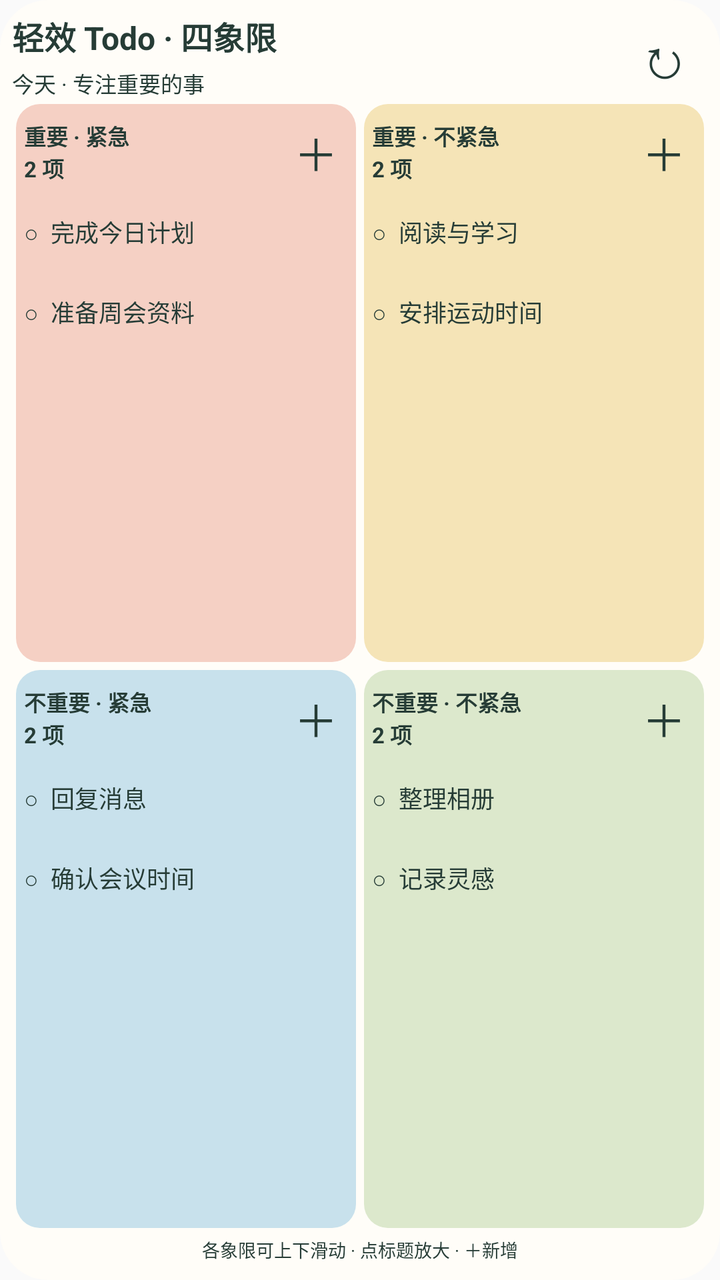
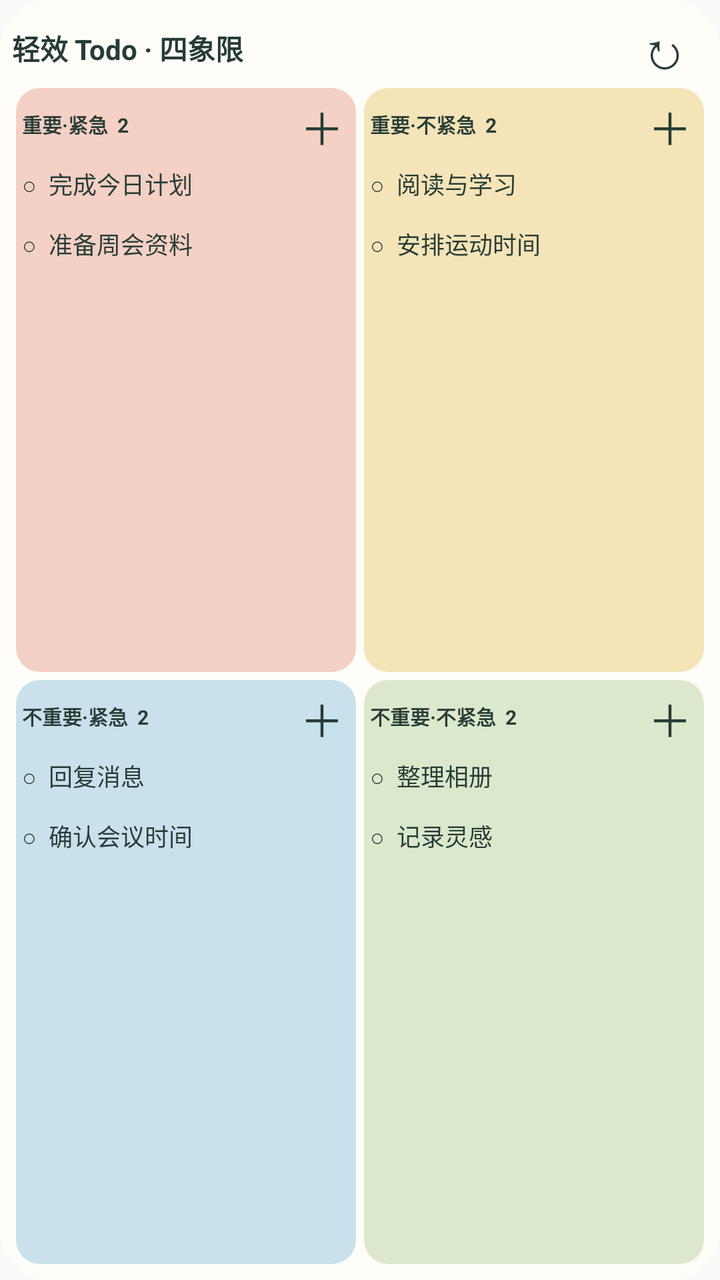

Two renders of the same Android screen: before a commit and after it. Below are the layout's source before the change and the commit's diff.
<!-- AndroidManifest.xml: application theme android:Theme.Material.Light.NoActionBar -->
<!-- res/layout/widget_preview.xml -->
<LinearLayout xmlns:android="http://schemas.android.com/apk/res/android" android:id="@+id/widget_root" android:layout_width="match_parent" android:layout_height="match_parent" android:orientation="vertical" android:background="@drawable/widget_bg" android:padding="6dp">
 <LinearLayout android:layout_width="match_parent" android:layout_height="44dp" android:orientation="horizontal" android:gravity="center_vertical">
  <LinearLayout android:id="@+id/widget_title" android:layout_width="0dp" android:layout_weight="1" android:layout_height="match_parent" android:orientation="vertical" android:gravity="center_vertical" android:contentDescription="打开轻效 Todo 四象限">
   <TextView android:layout_width="match_parent" android:layout_height="wrap_content" android:text="轻效 Todo · 四象限" android:textSize="16sp" android:textStyle="bold" android:textColor="#263C36" android:includeFontPadding="false"/>
   <TextView android:id="@+id/widget_date" android:layout_width="match_parent" android:layout_height="wrap_content" android:layout_marginTop="4dp" android:text="今天 · 专注重要的事" android:textSize="11sp" android:textColor="#263C36" android:includeFontPadding="false"/>
  </LinearLayout>
  <TextView android:id="@+id/widget_refresh" android:layout_width="44dp" android:layout_height="44dp" android:gravity="center" android:text="↻" android:textSize="28sp" android:contentDescription="刷新本机事项" android:textColor="#263C36" android:includeFontPadding="false"/>
 </LinearLayout>
 <TextView android:id="@+id/widget_notice" android:layout_width="match_parent" android:layout_height="0dp" android:layout_weight="1" android:gravity="center" android:visibility="gone" android:textSize="16sp" android:textColor="#263C36" android:includeFontPadding="false"/>
 <LinearLayout android:id="@+id/widget_matrix" android:layout_width="match_parent" android:layout_height="0dp" android:layout_weight="1" android:orientation="vertical">
<LinearLayout android:layout_width="match_parent" android:layout_height="0dp" android:layout_weight="1" android:orientation="horizontal"><LinearLayout android:layout_width="0dp" android:layout_weight="1" android:layout_height="match_parent" android:layout_margin="2dp" android:padding="4dp" android:orientation="vertical" android:background="@drawable/widget_q0">
 <LinearLayout android:layout_width="match_parent" android:layout_height="40dp" android:orientation="horizontal" android:gravity="center_vertical">
  <TextView android:id="@+id/head0" android:layout_width="0dp" android:layout_weight="1" android:layout_height="match_parent" android:gravity="center_vertical" android:text="重要 · 紧急&#10;2 项" android:textSize="11sp" android:textStyle="bold" android:maxLines="2" android:ellipsize="end" android:contentDescription="展开重要 · 紧急" android:textColor="#263C36" android:includeFontPadding="false"/>
  <TextView android:id="@+id/add0" android:layout_width="32dp" android:layout_height="match_parent" android:gravity="center" android:text="＋" android:textSize="22sp" android:contentDescription="在重要 · 紧急添加事项" android:textColor="#263C36" android:includeFontPadding="false"/>
 </LinearLayout><TextView android:layout_width="match_parent" android:layout_height="40dp" android:gravity="center_vertical" android:text="○  完成今日计划" android:textSize="12sp" android:textColor="#263C36" android:includeFontPadding="false"/><TextView android:layout_width="match_parent" android:layout_height="40dp" android:gravity="center_vertical" android:text="○  准备周会资料" android:textSize="12sp" android:textColor="#263C36" android:includeFontPadding="false"/></LinearLayout><LinearLayout android:layout_width="0dp" android:layout_weight="1" android:layout_height="match_parent" android:layout_margin="2dp" android:padding="4dp" android:orientation="vertical" android:background="@drawable/widget_q1">
 <LinearLayout android:layout_width="match_parent" android:layout_height="40dp" android:orientation="horizontal" android:gravity="center_vertical">
  <TextView android:id="@+id/head1" android:layout_width="0dp" android:layout_weight="1" android:layout_height="match_parent" android:gravity="center_vertical" android:text="重要 · 不紧急&#10;2 项" android:textSize="11sp" android:textStyle="bold" android:maxLines="2" android:ellipsize="end" android:contentDescription="展开重要 · 不紧急" android:textColor="#263C36" android:includeFontPadding="false"/>
  <TextView android:id="@+id/add1" android:layout_width="32dp" android:layout_height="match_parent" android:gravity="center" android:text="＋" android:textSize="22sp" android:contentDescription="在重要 · 不紧急添加事项" android:textColor="#263C36" android:includeFontPadding="false"/>
 </LinearLayout><TextView android:layout_width="match_parent" android:layout_height="40dp" android:gravity="center_vertical" android:text="○  阅读与学习" android:textSize="12sp" android:textColor="#263C36" android:includeFontPadding="false"/><TextView android:layout_width="match_parent" android:layout_height="40dp" android:gravity="center_vertical" android:text="○  安排运动时间" android:textSize="12sp" android:textColor="#263C36" android:includeFontPadding="false"/></LinearLayout></LinearLayout>
<LinearLayout android:layout_width="match_parent" android:layout_height="0dp" android:layout_weight="1" android:orientation="horizontal"><LinearLayout android:layout_width="0dp" android:layout_weight="1" android:layout_height="match_parent" android:layout_margin="2dp" android:padding="4dp" android:orientation="vertical" android:background="@drawable/widget_q2">
 <LinearLayout android:layout_width="match_parent" android:layout_height="40dp" android:orientation="horizontal" android:gravity="center_vertical">
  <TextView android:id="@+id/head2" android:layout_width="0dp" android:layout_weight="1" android:layout_height="match_parent" android:gravity="center_vertical" android:text="不重要 · 紧急&#10;2 项" android:textSize="11sp" android:textStyle="bold" android:maxLines="2" android:ellipsize="end" android:contentDescription="展开不重要 · 紧急" android:textColor="#263C36" android:includeFontPadding="false"/>
  <TextView android:id="@+id/add2" android:layout_width="32dp" android:layout_height="match_parent" android:gravity="center" android:text="＋" android:textSize="22sp" android:contentDescription="在不重要 · 紧急添加事项" android:textColor="#263C36" android:includeFontPadding="false"/>
 </LinearLayout><TextView android:layout_width="match_parent" android:layout_height="40dp" android:gravity="center_vertical" android:text="○  回复消息" android:textSize="12sp" android:textColor="#263C36" android:includeFontPadding="false"/><TextView android:layout_width="match_parent" android:layout_height="40dp" android:gravity="center_vertical" android:text="○  确认会议时间" android:textSize="12sp" android:textColor="#263C36" android:includeFontPadding="false"/></LinearLayout><LinearLayout android:layout_width="0dp" android:layout_weight="1" android:layout_height="match_parent" android:layout_margin="2dp" android:padding="4dp" android:orientation="vertical" android:background="@drawable/widget_q3">
 <LinearLayout android:layout_width="match_parent" android:layout_height="40dp" android:orientation="horizontal" android:gravity="center_vertical">
  <TextView android:id="@+id/head3" android:layout_width="0dp" android:layout_weight="1" android:layout_height="match_parent" android:gravity="center_vertical" android:text="不重要 · 不紧急&#10;2 项" android:textSize="11sp" android:textStyle="bold" android:maxLines="2" android:ellipsize="end" android:contentDescription="展开不重要 · 不紧急" android:textColor="#263C36" android:includeFontPadding="false"/>
  <TextView android:id="@+id/add3" android:layout_width="32dp" android:layout_height="match_parent" android:gravity="center" android:text="＋" android:textSize="22sp" android:contentDescription="在不重要 · 不紧急添加事项" android:textColor="#263C36" android:includeFontPadding="false"/>
 </LinearLayout><TextView android:layout_width="match_parent" android:layout_height="40dp" android:gravity="center_vertical" android:text="○  整理相册" android:textSize="12sp" android:textColor="#263C36" android:includeFontPadding="false"/><TextView android:layout_width="match_parent" android:layout_height="40dp" android:gravity="center_vertical" android:text="○  记录灵感" android:textSize="12sp" android:textColor="#263C36" android:includeFontPadding="false"/></LinearLayout></LinearLayout></LinearLayout><TextView android:id="@+id/widget_hint" android:layout_width="match_parent" android:layout_height="18dp" android:gravity="center" android:text="各象限可上下滑动 · 点标题放大 · ＋新增" android:textSize="9sp" android:maxLines="1" android:textColor="#263C36" android:includeFontPadding="false"/></LinearLayout>
<!-- resources referenced by this layout -->
<resources>
  <!-- drawable widget_bg (drawable) -->
  <shape xmlns:android="http://schemas.android.com/apk/res/android"><solid android:color="#FFFDF8"/><corners android:radius="24dp"/></shape>
  <!-- drawable widget_q0 (drawable) -->
  <shape xmlns:android="http://schemas.android.com/apk/res/android"><solid android:color="#F5D0C4"/><corners android:radius="12dp"/></shape>
  <!-- drawable widget_q1 (drawable) -->
  <shape xmlns:android="http://schemas.android.com/apk/res/android"><solid android:color="#F5E4B7"/><corners android:radius="12dp"/></shape>
  <!-- drawable widget_q2 (drawable) -->
  <shape xmlns:android="http://schemas.android.com/apk/res/android"><solid android:color="#C8E1EC"/><corners android:radius="12dp"/></shape>
  <!-- drawable widget_q3 (drawable) -->
  <shape xmlns:android="http://schemas.android.com/apk/res/android"><solid android:color="#DCE8CC"/><corners android:radius="12dp"/></shape>
</resources>

<!-- the commit's change to res/layout/widget_preview.xml (unified diff, before → after) -->
@@ -1,28 +1,49 @@
 <LinearLayout xmlns:android="http://schemas.android.com/apk/res/android" android:id="@+id/widget_root" android:layout_width="match_parent" android:layout_height="match_parent" android:orientation="vertical" android:background="@drawable/widget_bg" android:padding="6dp">
- <LinearLayout android:layout_width="match_parent" android:layout_height="44dp" android:orientation="horizontal" android:gravity="center_vertical">
-  <LinearLayout android:id="@+id/widget_title" android:layout_width="0dp" android:layout_weight="1" android:layout_height="match_parent" android:orientation="vertical" android:gravity="center_vertical" android:contentDescription="打开轻效 Todo 四象限">
-   <TextView android:layout_width="match_parent" android:layout_height="wrap_content" android:text="轻效 Todo · 四象限" android:textSize="16sp" android:textStyle="bold" android:textColor="#263C36" android:includeFontPadding="false"/>
-   <TextView android:id="@+id/widget_date" android:layout_width="match_parent" android:layout_height="wrap_content" android:layout_marginTop="4dp" android:text="今天 · 专注重要的事" android:textSize="11sp" android:textColor="#263C36" android:includeFontPadding="false"/>
+ <LinearLayout android:id="@+id/widget_header" android:layout_width="match_parent" android:layout_height="wrap_content" android:minHeight="30dp" android:orientation="horizontal" android:gravity="center_vertical">
+  <LinearLayout android:id="@+id/widget_title" android:layout_width="0dp" android:layout_weight="1" android:layout_height="wrap_content" android:minHeight="36dp" android:orientation="vertical" android:gravity="center_vertical" android:contentDescription="打开轻效 Todo 四象限">
+   <TextView android:layout_width="match_parent" android:layout_height="wrap_content" android:text="轻效 Todo · 四象限" android:textSize="14sp" android:textStyle="bold" android:maxLines="1" android:ellipsize="end" android:textColor="#263C36" android:includeFontPadding="false"/>
+   <TextView android:id="@+id/widget_date" android:layout_width="match_parent" android:layout_height="wrap_content" android:layout_marginTop="4dp" android:text="今天 · 专注重要的事" android:textSize="11sp" android:maxLines="1" android:ellipsize="end" android:visibility="gone" android:textColor="#263C36" android:includeFontPadding="false"/>
   </LinearLayout>
-  <TextView android:id="@+id/widget_refresh" android:layout_width="44dp" android:layout_height="44dp" android:gravity="center" android:text="↻" android:textSize="28sp" android:contentDescription="刷新本机事项" android:textColor="#263C36" android:includeFontPadding="false"/>
+  <TextView android:id="@+id/widget_refresh" android:layout_width="44dp" android:layout_height="36dp" android:gravity="center" android:text="↻" android:textSize="26sp" android:contentDescription="刷新本机事项" android:textColor="#263C36" android:includeFontPadding="false"/>
  </LinearLayout>
- <TextView android:id="@+id/widget_notice" android:layout_width="match_parent" android:layout_height="0dp" android:layout_weight="1" android:gravity="center" android:visibility="gone" android:textSize="16sp" android:textColor="#263C36" android:includeFontPadding="false"/>
+ <TextView android:id="@+id/widget_notice" android:layout_width="match_parent" android:layout_height="0dp" android:layout_weight="1" android:gravity="center" android:visibility="gone" android:textSize="14sp" android:textColor="#263C36"/>
  <LinearLayout android:id="@+id/widget_matrix" android:layout_width="match_parent" android:layout_height="0dp" android:layout_weight="1" android:orientation="vertical">
-<LinearLayout android:layout_width="match_parent" android:layout_height="0dp" android:layout_weight="1" android:orientation="horizontal"><LinearLayout android:layout_width="0dp" android:layout_weight="1" android:layout_height="match_parent" android:layout_margin="2dp" android:padding="4dp" android:orientation="vertical" android:background="@drawable/widget_q0">
- <LinearLayout android:layout_width="match_parent" android:layout_height="40dp" android:orientation="horizontal" android:gravity="center_vertical">
-  <TextView android:id="@+id/head0" android:layout_width="0dp" android:layout_weight="1" android:layout_height="match_parent" android:gravity="center_vertical" android:text="重要 · 紧急&#10;2 项" android:textSize="11sp" android:textStyle="bold" android:maxLines="2" android:ellipsize="end" android:contentDescription="展开重要 · 紧急" android:textColor="#263C36" android:includeFontPadding="false"/>
-  <TextView android:id="@+id/add0" android:layout_width="32dp" android:layout_height="match_parent" android:gravity="center" android:text="＋" android:textSize="22sp" android:contentDescription="在重要 · 紧急添加事项" android:textColor="#263C36" android:includeFontPadding="false"/>
- </LinearLayout><TextView android:layout_width="match_parent" android:layout_height="40dp" android:gravity="center_vertical" android:text="○  完成今日计划" android:textSize="12sp" android:textColor="#263C36" android:includeFontPadding="false"/><TextView android:layout_width="match_parent" android:layout_height="40dp" android:gravity="center_vertical" android:text="○  准备周会资料" android:textSize="12sp" android:textColor="#263C36" android:includeFontPadding="false"/></LinearLayout><LinearLayout android:layout_width="0dp" android:layout_weight="1" android:layout_height="match_parent" android:layout_margin="2dp" android:padding="4dp" android:orientation="vertical" android:background="@drawable/widget_q1">
- <LinearLayout android:layout_width="match_parent" android:layout_height="40dp" android:orientation="horizontal" android:gravity="center_vertical">
-  <TextView android:id="@+id/head1" android:layout_width="0dp" android:layout_weight="1" android:layout_height="match_parent" android:gravity="center_vertical" android:text="重要 · 不紧急&#10;2 项" android:textSize="11sp" android:textStyle="bold" android:maxLines="2" android:ellipsize="end" android:contentDescription="展开重要 · 不紧急" android:textColor="#263C36" android:includeFontPadding="false"/>
-  <TextView android:id="@+id/add1" android:layout_width="32dp" android:layout_height="match_parent" android:gravity="center" android:text="＋" android:textSize="22sp" android:contentDescription="在重要 · 不紧急添加事项" android:textColor="#263C36" android:includeFontPadding="false"/>
- </LinearLayout><TextView android:layout_width="match_parent" android:layout_height="40dp" android:gravity="center_vertical" android:text="○  阅读与学习" android:textSize="12sp" android:textColor="#263C36" android:includeFontPadding="false"/><TextView android:layout_width="match_parent" android:layout_height="40dp" android:gravity="center_vertical" android:text="○  安排运动时间" android:textSize="12sp" android:textColor="#263C36" android:includeFontPadding="false"/></LinearLayout></LinearLayout>
-<LinearLayout android:layout_width="match_parent" android:layout_height="0dp" android:layout_weight="1" android:orientation="horizontal"><LinearLayout android:layout_width="0dp" android:layout_weight="1" android:layout_height="match_parent" android:layout_margin="2dp" android:padding="4dp" android:orientation="vertical" android:background="@drawable/widget_q2">
- <LinearLayout android:layout_width="match_parent" android:layout_height="40dp" android:orientation="horizontal" android:gravity="center_vertical">
-  <TextView android:id="@+id/head2" android:layout_width="0dp" android:layout_weight="1" android:layout_height="match_parent" android:gravity="center_vertical" android:text="不重要 · 紧急&#10;2 项" android:textSize="11sp" android:textStyle="bold" android:maxLines="2" android:ellipsize="end" android:contentDescription="展开不重要 · 紧急" android:textColor="#263C36" android:includeFontPadding="false"/>
-  <TextView android:id="@+id/add2" android:layout_width="32dp" android:layout_height="match_parent" android:gravity="center" android:text="＋" android:textSize="22sp" android:contentDescription="在不重要 · 紧急添加事项" android:textColor="#263C36" android:includeFontPadding="false"/>
- </LinearLayout><TextView android:layout_width="match_parent" android:layout_height="40dp" android:gravity="center_vertical" android:text="○  回复消息" android:textSize="12sp" android:textColor="#263C36" android:includeFontPadding="false"/><TextView android:layout_width="match_parent" android:layout_height="40dp" android:gravity="center_vertical" android:text="○  确认会议时间" android:textSize="12sp" android:textColor="#263C36" android:includeFontPadding="false"/></LinearLayout><LinearLayout android:layout_width="0dp" android:layout_weight="1" android:layout_height="match_parent" android:layout_margin="2dp" android:padding="4dp" android:orientation="vertical" android:background="@drawable/widget_q3">
- <LinearLayout android:layout_width="match_parent" android:layout_height="40dp" android:orientation="horizontal" android:gravity="center_vertical">
-  <TextView android:id="@+id/head3" android:layout_width="0dp" android:layout_weight="1" android:layout_height="match_parent" android:gravity="center_vertical" android:text="不重要 · 不紧急&#10;2 项" android:textSize="11sp" android:textStyle="bold" android:maxLines="2" android:ellipsize="end" android:contentDescription="展开不重要 · 不紧急" android:textColor="#263C36" android:includeFontPadding="false"/>
-  <TextView android:id="@+id/add3" android:layout_width="32dp" android:layout_height="match_parent" android:gravity="center" android:text="＋" android:textSize="22sp" android:contentDescription="在不重要 · 不紧急添加事项" android:textColor="#263C36" android:includeFontPadding="false"/>
- </LinearLayout><TextView android:layout_width="match_parent" android:layout_height="40dp" android:gravity="center_vertical" android:text="○  整理相册" android:textSize="12sp" android:textColor="#263C36" android:includeFontPadding="false"/><TextView android:layout_width="match_parent" android:layout_height="40dp" android:gravity="center_vertical" android:text="○  记录灵感" android:textSize="12sp" android:textColor="#263C36" android:includeFontPadding="false"/></LinearLayout></LinearLayout></LinearLayout><TextView android:id="@+id/widget_hint" android:layout_width="match_parent" android:layout_height="18dp" android:gravity="center" android:text="各象限可上下滑动 · 点标题放大 · ＋新增" android:textSize="9sp" android:maxLines="1" android:textColor="#263C36" android:includeFontPadding="false"/></LinearLayout>
+  <LinearLayout android:layout_width="match_parent" android:layout_height="0dp" android:layout_weight="1" android:orientation="horizontal">
+   <LinearLayout android:layout_width="0dp" android:layout_weight="1" android:layout_height="match_parent" android:layout_margin="2dp" android:padding="3dp" android:orientation="vertical" android:background="@drawable/widget_q0">
+    <LinearLayout android:layout_width="match_parent" android:layout_height="wrap_content" android:minHeight="30dp" android:orientation="horizontal" android:gravity="center_vertical">
+     <TextView android:id="@+id/head0" android:layout_width="0dp" android:layout_weight="1" android:layout_height="wrap_content" android:minHeight="30dp" android:gravity="center_vertical" android:text="重要·紧急  2" android:textSize="10sp" android:textStyle="bold" android:maxLines="1" android:ellipsize="end" android:contentDescription="展开重要·紧急" android:textColor="#263C36" android:includeFontPadding="false"/>
+     <TextView android:id="@+id/add0" android:layout_width="28dp" android:layout_height="30dp" android:gravity="center" android:text="＋" android:textSize="22sp" android:contentDescription="在重要·紧急添加事项" android:textColor="#263C36" android:includeFontPadding="false"/>
+    </LinearLayout>
+    <TextView android:layout_width="match_parent" android:layout_height="wrap_content" android:minHeight="30dp" android:gravity="center_vertical" android:text="○  完成今日计划" android:maxLines="1" android:ellipsize="end" android:textSize="12sp" android:textColor="#263C36"/>
+    <TextView android:layout_width="match_parent" android:layout_height="wrap_content" android:minHeight="30dp" android:gravity="center_vertical" android:text="○  准备周会资料" android:maxLines="1" android:ellipsize="end" android:textSize="12sp" android:textColor="#263C36"/>
+   </LinearLayout>
+   <LinearLayout android:layout_width="0dp" android:layout_weight="1" android:layout_height="match_parent" android:layout_margin="2dp" android:padding="3dp" android:orientation="vertical" android:background="@drawable/widget_q1">
+    <LinearLayout android:layout_width="match_parent" android:layout_height="wrap_content" android:minHeight="30dp" android:orientation="horizontal" android:gravity="center_vertical">
+     <TextView android:id="@+id/head1" android:layout_width="0dp" android:layout_weight="1" android:layout_height="wrap_content" android:minHeight="30dp" android:gravity="center_vertical" android:text="重要·不紧急  2" android:textSize="10sp" android:textStyle="bold" android:maxLines="1" android:ellipsize="end" android:contentDescription="展开重要·不紧急" android:textColor="#263C36" android:includeFontPadding="false"/>
+     <TextView android:id="@+id/add1" android:layout_width="28dp" android:layout_height="30dp" android:gravity="center" android:text="＋" android:textSize="22sp" android:contentDescription="在重要·不紧急添加事项" android:textColor="#263C36" android:includeFontPadding="false"/>
+    </LinearLayout>
+    <TextView android:layout_width="match_parent" android:layout_height="wrap_content" android:minHeight="30dp" android:gravity="center_vertical" android:text="○  阅读与学习" android:maxLines="1" android:ellipsize="end" android:textSize="12sp" android:textColor="#263C36"/>
+    <TextView android:layout_width="match_parent" android:layout_height="wrap_content" android:minHeight="30dp" android:gravity="center_vertical" android:text="○  安排运动时间" android:maxLines="1" android:ellipsize="end" android:textSize="12sp" android:textColor="#263C36"/>
+   </LinearLayout>
+  </LinearLayout>
+  <LinearLayout android:layout_width="match_parent" android:layout_height="0dp" android:layout_weight="1" android:orientation="horizontal">
+   <LinearLayout android:layout_width="0dp" android:layout_weight="1" android:layout_height="match_parent" android:layout_margin="2dp" android:padding="3dp" android:orientation="vertical" android:background="@drawable/widget_q2">
+    <LinearLayout android:layout_width="match_parent" android:layout_height="wrap_content" android:minHeight="30dp" android:orientation="horizontal" android:gravity="center_vertical">
+     <TextView android:id="@+id/head2" android:layout_width="0dp" android:layout_weight="1" android:layout_height="wrap_content" android:minHeight="30dp" android:gravity="center_vertical" android:text="不重要·紧急  2" android:textSize="10sp" android:textStyle="bold" android:maxLines="1" android:ellipsize="end" android:contentDescription="展开不重要·紧急" android:textColor="#263C36" android:includeFontPadding="false"/>
+     <TextView android:id="@+id/add2" android:layout_width="28dp" android:layout_height="30dp" android:gravity="center" android:text="＋" android:textSize="22sp" android:contentDescription="在不重要·紧急添加事项" android:textColor="#263C36" android:includeFontPadding="false"/>
+    </LinearLayout>
+    <TextView android:layout_width="match_parent" android:layout_height="wrap_content" android:minHeight="30dp" android:gravity="center_vertical" android:text="○  回复消息" android:maxLines="1" android:ellipsize="end" android:textSize="12sp" android:textColor="#263C36"/>
+    <TextView android:layout_width="match_parent" android:layout_height="wrap_content" android:minHeight="30dp" android:gravity="center_vertical" android:text="○  确认会议时间" android:maxLines="1" android:ellipsize="end" android:textSize="12sp" android:textColor="#263C36"/>
+   </LinearLayout>
+   <LinearLayout android:layout_width="0dp" android:layout_weight="1" android:layout_height="match_parent" android:layout_margin="2dp" android:padding="3dp" android:orientation="vertical" android:background="@drawable/widget_q3">
+    <LinearLayout android:layout_width="match_parent" android:layout_height="wrap_content" android:minHeight="30dp" android:orientation="horizontal" android:gravity="center_vertical">
+     <TextView android:id="@+id/head3" android:layout_width="0dp" android:layout_weight="1" android:layout_height="wrap_content" android:minHeight="30dp" android:gravity="center_vertical" android:text="不重要·不紧急  2" android:textSize="10sp" android:textStyle="bold" android:maxLines="1" android:ellipsize="end" android:contentDescription="展开不重要·不紧急" android:textColor="#263C36" android:includeFontPadding="false"/>
+     <TextView android:id="@+id/add3" android:layout_width="28dp" android:layout_height="30dp" android:gravity="center" android:text="＋" android:textSize="22sp" android:contentDescription="在不重要·不紧急添加事项" android:textColor="#263C36" android:includeFontPadding="false"/>
+    </LinearLayout>
+    <TextView android:layout_width="match_parent" android:layout_height="wrap_content" android:minHeight="30dp" android:gravity="center_vertical" android:text="○  整理相册" android:maxLines="1" android:ellipsize="end" android:textSize="12sp" android:textColor="#263C36"/>
+    <TextView android:layout_width="match_parent" android:layout_height="wrap_content" android:minHeight="30dp" android:gravity="center_vertical" android:text="○  记录灵感" android:maxLines="1" android:ellipsize="end" android:textSize="12sp" android:textColor="#263C36"/>
+   </LinearLayout>
+  </LinearLayout>
+ </LinearLayout>
+ <TextView android:id="@+id/widget_hint" android:layout_width="match_parent" android:layout_height="wrap_content" android:minHeight="18dp" android:gravity="center" android:text="列表可滑动 · 点标题放大 · ＋新增" android:textSize="9sp" android:maxLines="1" android:ellipsize="end" android:visibility="gone" android:textColor="#263C36"/>
+</LinearLayout>
